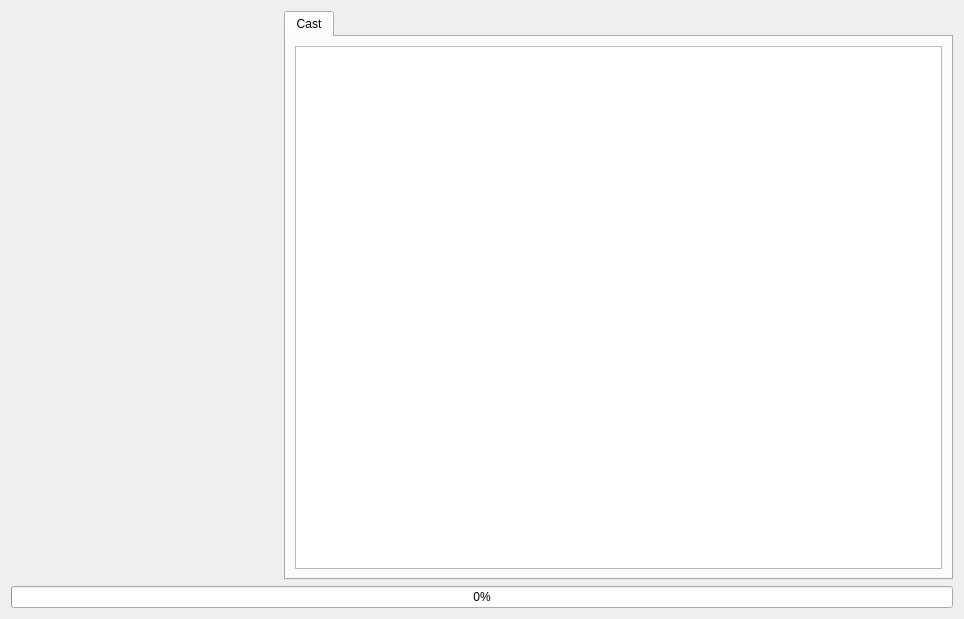
irii/imdb_scraper, file src/frontend/view/ui/MovieWindow.ui: the form before one commit.
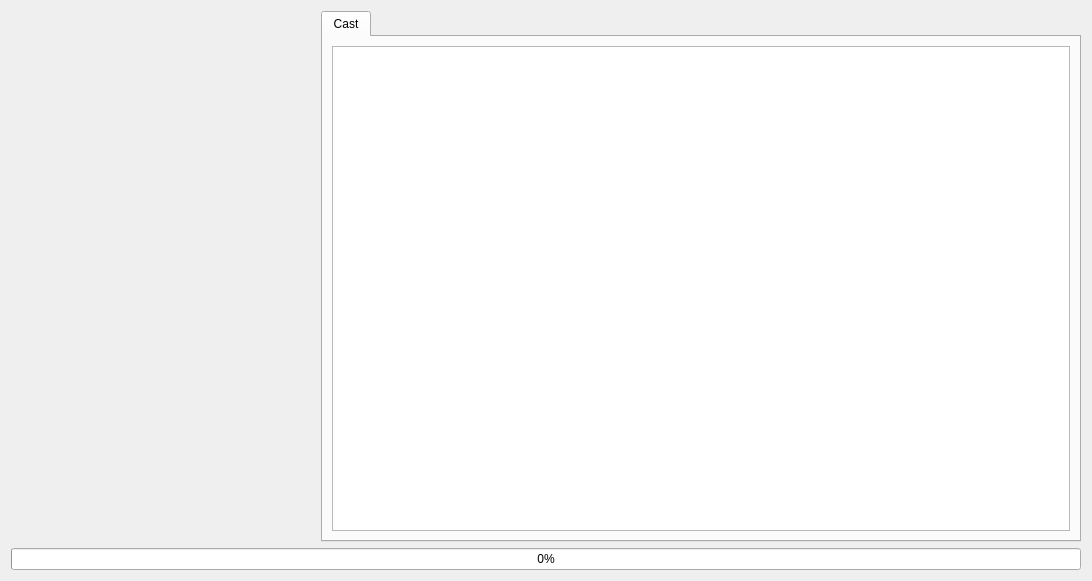
The form after the commit.

Patch:
```diff
--- a/src/frontend/view/ui/MovieWindow.ui
+++ b/src/frontend/view/ui/MovieWindow.ui
@@ -6,8 +6,8 @@
    <rect>
     <x>0</x>
     <y>0</y>
-    <width>964</width>
-    <height>619</height>
+    <width>1092</width>
+    <height>581</height>
    </rect>
   </property>
   <property name="windowTitle">
@@ -16,15 +16,33 @@
   <layout class="QVBoxLayout" name="verticalLayout_3">
    <item>
     <layout class="QHBoxLayout" name="horizontalLayout" stretch="2,5">
+     <property name="sizeConstraint">
+      <enum>QLayout::SetMinAndMaxSize</enum>
+     </property>
      <item>
       <layout class="QVBoxLayout" name="verticalLayout_5" stretch="5,3">
+       <property name="sizeConstraint">
+        <enum>QLayout::SetDefaultConstraint</enum>
+       </property>
        <item>
         <widget class="QLabel" name="label_image">
+         <property name="sizePolicy">
+          <sizepolicy hsizetype="Expanding" vsizetype="Expanding">
+           <horstretch>0</horstretch>
+           <verstretch>0</verstretch>
+          </sizepolicy>
+         </property>
+         <property name="minimumSize">
+          <size>
+           <width>1</width>
+           <height>1</height>
+          </size>
+         </property>
          <property name="text">
           <string/>
          </property>
          <property name="alignment">
-          <set>Qt::AlignCenter</set>
+          <set>Qt::AlignHCenter|Qt::AlignTop</set>
          </property>
         </widget>
        </item>
@@ -36,9 +54,17 @@
            <verstretch>0</verstretch>
           </sizepolicy>
          </property>
+         <property name="font">
+          <font>
+           <pointsize>10</pointsize>
+          </font>
+         </property>
          <property name="text">
           <string/>
          </property>
+         <property name="alignment">
+          <set>Qt::AlignLeading|Qt::AlignLeft|Qt::AlignTop</set>
+         </property>
         </widget>
        </item>
       </layout>
```
